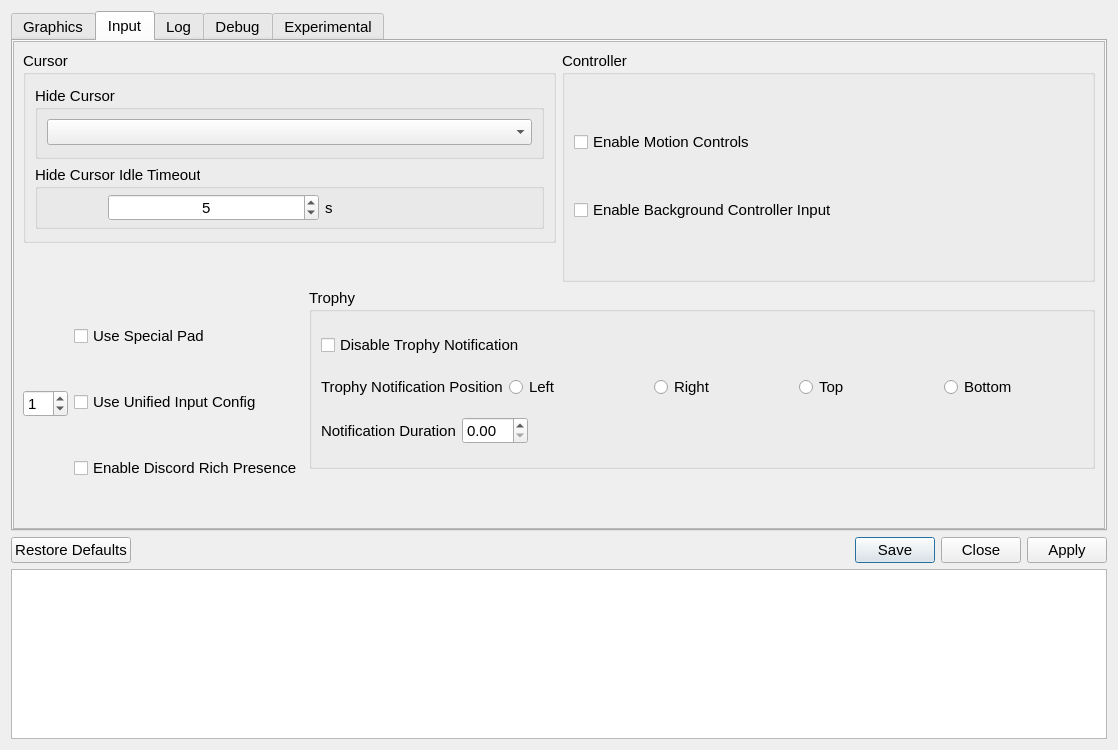
This is src/qt_gui/game_specific_dialog.ui in diegolix29/shadPS4 as Qt 5 draws it before an edit. The edited form follows.
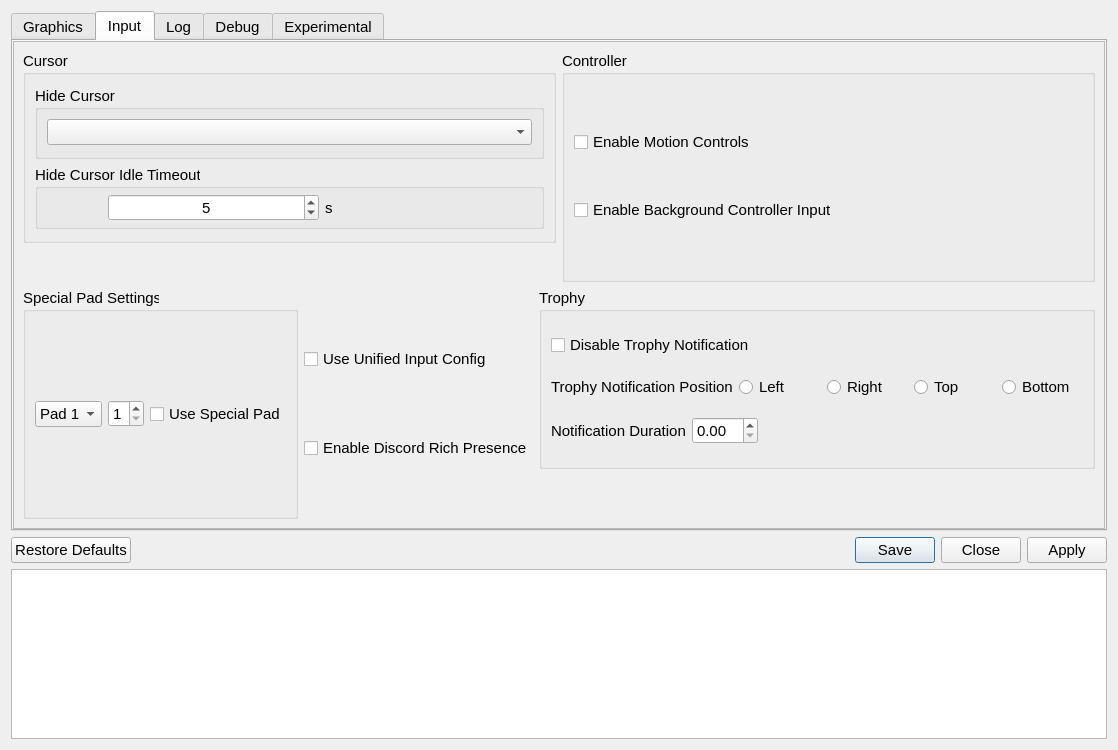
This is the edited form. The open tabs and pages were chosen to show the change. Icons and pictures are not drawn.

Commit message: Per game special pads

Patch:
```diff
--- a/src/qt_gui/game_specific_dialog.ui
+++ b/src/qt_gui/game_specific_dialog.ui
@@ -777,21 +777,72 @@
         </item>
         <item>
 <layout class="QHBoxLayout" name="inputTabHLayoutBottom">
-  <property name="topMargin"><number>0</number></property>
+				<property name="topMargin">
+					<number>0</number>
+				</property>
+
+				<item>
+					<widget class="QGroupBox" name="specialPadGroupBox">
+						<property name="title">
+							<string>Special Pad Settings</string>
+						</property>
+
+						<layout class="QHBoxLayout" name="specialPadLayout">
+
+							<item>
+								<widget class="QComboBox" name="padSelectorComboBox">
+									<item>
+										<property name="text">
+											<string>Pad 1</string>
+										</property>
+									</item>
+									<item>
+										<property name="text">
+											<string>Pad 2</string>
+										</property>
+									</item>
+									<item>
+										<property name="text">
+											<string>Pad 3</string>
+										</property>
+									</item>
+									<item>
+										<property name="text">
+											<string>Pad 4</string>
+										</property>
+									</item>
+								</widget>
+							</item>
 
   <item>
     <widget class="QSpinBox" name="specialPadClassSpinBox">
-      <property name="value"><number>1</number></property>
+									<property name="minimum">
+										<number>1</number>
+									</property>
+									<property name="maximum">
+										<number>4</number>
+									</property>
+									<property name="value">
+										<number>1</number>
+									</property>
     </widget>
   </item>
 
-  <item>
-    <layout class="QVBoxLayout" name="inputOptionsVLayout">
       <item>
         <widget class="QCheckBox" name="useSpecialPadCheckBox">
-          <property name="text"><string>Use Special Pad</string></property>
-        </widget>
-      </item>
+									<property name="text">
+										<string>Use Special Pad</string>
+									</property>
+								</widget>
+							</item>
+
+						</layout>
+					</widget>
+				</item>
+
+				<item>
+					<layout class="QVBoxLayout" name="inputOptionsVLayout">
+
       <item>
         <widget class="QCheckBox" name="useUnifiedInputConfigCheckBox">
           <property name="text"><string>Use Unified Input Config</string></property>
```
Left out of the diff: 8 changed lines with no effect on the pictures. Lines whose indentation alone changed are shown as unchanged. The commit also changes 7 other files.
